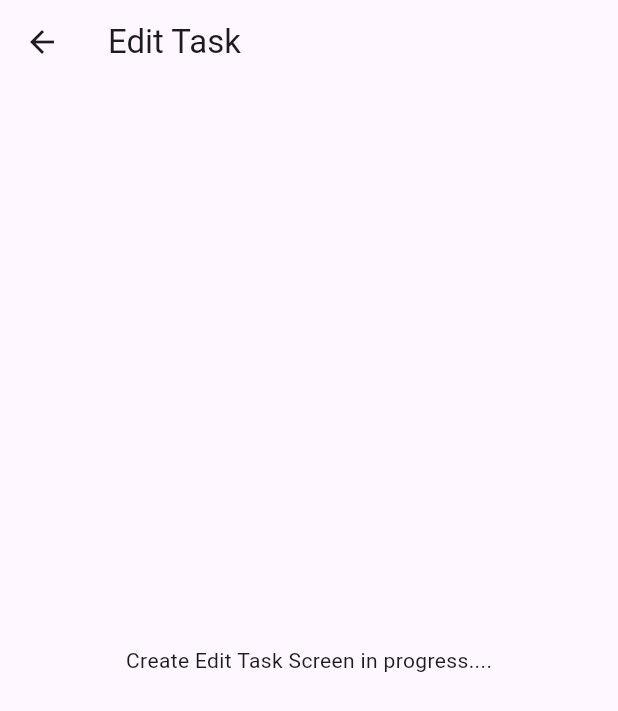
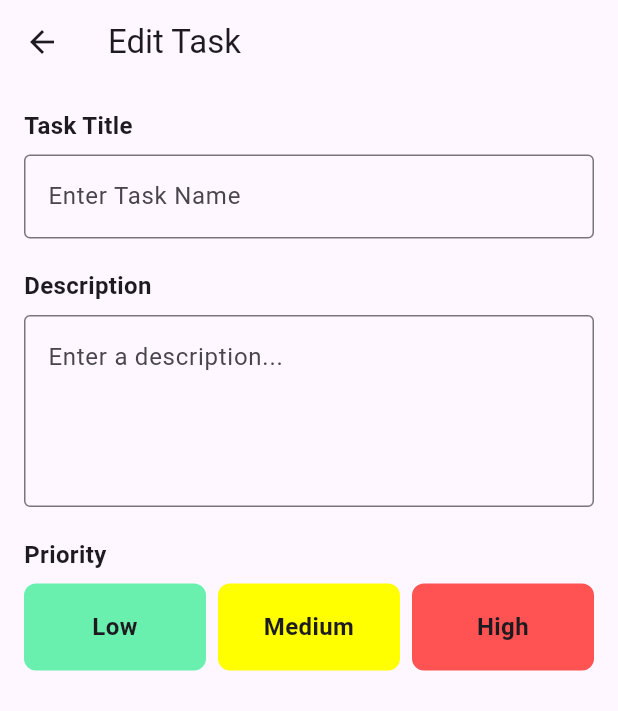
Before and after one commit to L-nsamba/Group13_Formative_Assignment1, a Flutter app: the CreateEditTaskScreen screen opened by its route, on a phone screen of 412 x 824 dp. Shown: the top 711 px of the screen. Run offline on Flutter 3.47's test engine with Material 3 defaults, Android fonts, the phone set to English and light mode, and no system bars.

Commit message:
addition of + button to task list page to be able to view changes on creation page, creation of the task title, description and priority fields for the task creation/editing form

```diff
--- a/project_task_tracker/lib/screens/create_edit_task_screen.dart
+++ b/project_task_tracker/lib/screens/create_edit_task_screen.dart
@@ -7,7 +7,122 @@ class CreateEditTaskScreen extends StatelessWidget {
   Widget build(BuildContext context) {
     return Scaffold(
       appBar: AppBar(title: const Text('Edit Task')),
-      body: Center(child: Text('Create Edit Task Screen in progress....')),
+      body: Padding(
+        padding: const EdgeInsets.all(16.0),
+        child: Column(
+          crossAxisAlignment: CrossAxisAlignment.start,
+          children: [
+            // Task Title
+            const Text(
+              'Task Title',
+              style: TextStyle(fontSize: 16, fontWeight: FontWeight.bold),
+            ),
+            const SizedBox(height: 8.0),
+
+            TextField(
+              decoration: InputDecoration(
+                hintText: 'Enter Task Name',
+                border: OutlineInputBorder(),
+              ),
+            ),
+
+            const SizedBox(height: 20.0),
+
+            // Description
+            const Text(
+              'Description',
+              style: TextStyle(fontSize: 16.0, fontWeight: FontWeight.bold),
+            ),
+            const SizedBox(height: 8.0),
+
+            TextField(
+              minLines: 4,
+              maxLines: 6,
+              decoration: InputDecoration(
+                hintText: 'Enter a description...',
+                border: OutlineInputBorder(),
+              ),
+            ),
+
+            const SizedBox(height: 20),
+
+            // Priority
+            const Text(
+              'Priority',
+              style: TextStyle(fontSize: 16.0, fontWeight: FontWeight.bold),
+            ),
+            const SizedBox(height: 8.0),
+
+            Row(
+              children: [
+                Expanded(
+                  child: Container(
+                    padding: const EdgeInsets.all(16.0),
+                    decoration: BoxDecoration(
+                      color: Colors.greenAccent,
+                      border: Border.all(color: Colors.greenAccent, width: 1.5),
+                      borderRadius: BorderRadius.circular(8.0),
+                    ),
+                    child: const Text(
+                      'Low',
+                      style: TextStyle(
+                        fontSize: 16.0,
+                        fontWeight: FontWeight.bold,
+                      ),
+                      textAlign: TextAlign.center,
+                    ),
+                  ),
+                ),
+
+                const SizedBox(width: 8.0),
+
+                Expanded(
+                  child: Container(
+                    padding: const EdgeInsets.all(16.0),
+                    decoration: BoxDecoration(
+                      color: Colors.yellowAccent,
+                      border: Border.all(
+                        color: Colors.yellowAccent,
+                        width: 1.5,
+                      ),
+                      borderRadius: BorderRadius.circular(8.0),
+                    ),
+                    child: const Text(
+                      'Medium',
+                      style: TextStyle(
+                        fontSize: 16.0,
+                        fontWeight: FontWeight.bold,
+                      ),
+                      textAlign: TextAlign.center,
+                    ),
+                  ),
+                ),
+
+                const SizedBox(width: 8.0),
+
+                Expanded(
+                  child: Container(
+                    padding: const EdgeInsets.all(16.0),
+                    decoration: BoxDecoration(
+                      color: Colors.redAccent,
+                      border: Border.all(color: Colors.redAccent, width: 1.5),
+                      borderRadius: BorderRadius.circular(8.0),
+                    ),
+                    child: const Text(
+                      'High',
+                      style: TextStyle(
+                        fontSize: 16.0,
+                        fontWeight: FontWeight.bold,
+                      ),
+                      textAlign: TextAlign.center,
+                    ),
+                  ),
+                ),
+              ],
+            ),
+          ],
+        ),
+      ),
     );
   }
 }
--- a/project_task_tracker/lib/screens/task_list_screen.dart
+++ b/project_task_tracker/lib/screens/task_list_screen.dart
@@ -7,7 +7,17 @@ class TaskListScreen extends StatelessWidget {
   Widget build(BuildContext context) {
     return Scaffold(
       appBar: AppBar(title: const Text('Task List')),
-      body: Center(child: Text('Task List Screen in progress....'),),
+      body: Center(child: Text('Task List Screen in progress....')),
+
+
+      // On clicked this button will take you to the create task screen
+      floatingActionButton: FloatingActionButton(
+        onPressed: () async {
+          await Navigator.pushNamed(context, '/create-edit');
+        },
+        child: const Icon(Icons.add),
+        // _loadTask() add eventually to sync newly created / edited tasks
+      ),
     );
   }
 }
```
